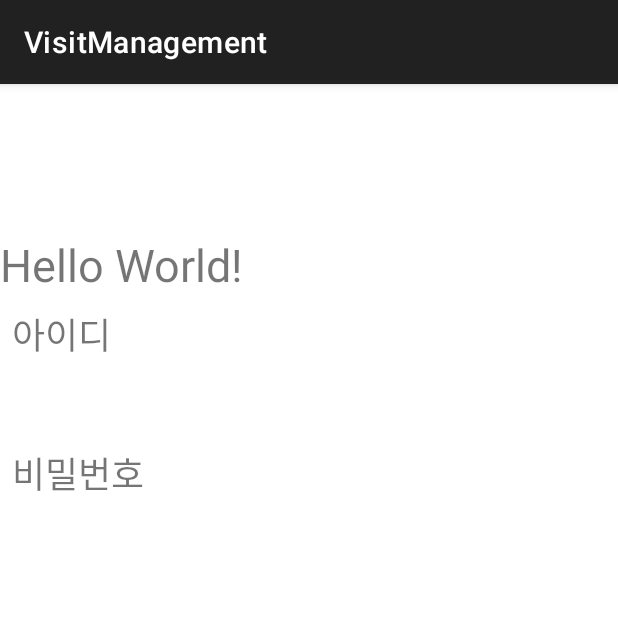
After one commit to yewon918/VisitorManagement, an Android app: the Mainpage screen opened directly, with no data from a screen before it, on a phone screen of 412 x 824 dp, the top half of it. The commit adds this screen. Run offline under Robolectric (Android 15) with nearby library versions, the light colour scheme and no system bars; network calls fail.

Commit message:
안드로이드 수정

```diff
--- /dev/null
+++ b/VisitManagement/app/src/main/java/com/example/visitmanagement/Mainpage.java
@@ -0,0 +1,30 @@
+package com.example.visitmanagement;
+
+import androidx.appcompat.app.AppCompatActivity;
+
+import android.content.Intent;
+import android.os.Bundle;
+import android.widget.TextView;
+
+public class Mainpage extends AppCompatActivity {
+
+    private TextView tv_id, tv_pass;
+
+    @Override
+    protected void onCreate(Bundle savedInstanceState) {
+        super.onCreate(savedInstanceState);
+        setContentView(R.layout.activity_mainpage);
+
+        tv_id = findViewById(R.id.tv_id);
+        tv_pass = findViewById(R.id.tv_pass);
+
+
+        Intent intent = getIntent();
+        String userID = intent.getStringExtra("userID");
+        String userPass = intent.getStringExtra("userPass");
+
+        tv_id.setText(userID);
+        tv_pass.setText(userPass);
+
+    }
+}
--- /dev/null
+++ b/VisitManagement/app/src/main/res/layout/activity_mainpage.xml
@@ -0,0 +1,73 @@
+<?xml version="1.0" encoding="utf-8"?>
+<LinearLayout xmlns:android="http://schemas.android.com/apk/res/android"
+    xmlns:tools="http://schemas.android.com/tools"
+    xmlns:app="http://schemas.android.com/apk/res-auto"
+    android:layout_width="match_parent"
+    android:layout_height="match_parent"
+
+    android:orientation="vertical"
+    android:background="#FFFFFF"
+    tools:context=".Mainpage">
+
+    <TextView
+        android:id="@+id/textView5"
+        android:layout_width="wrap_content"
+        android:layout_height="wrap_content"
+        android:layout_marginTop="100dp"
+        android:text="Hello World!"
+        android:textSize="30sp"
+ />
+
+    <TextView
+        android:id="@+id/textView"
+        android:layout_width="wrap_content"
+        android:layout_height="wrap_content"
+        android:layout_marginStart="8dp"
+        android:layout_marginLeft="8dp"
+        android:layout_marginTop="8dp"
+        android:layout_marginEnd="8dp"
+        android:layout_marginRight="8dp"
+        android:text="아이디"
+        android:textSize="24sp"
+       />
+
+    <TextView
+        android:id="@+id/tv_id"
+        android:layout_width="wrap_content"
+        android:layout_height="wrap_content"
+        android:layout_marginStart="8dp"
+        android:layout_marginLeft="8dp"
+        android:layout_marginTop="8dp"
+        android:layout_marginEnd="8dp"
+        android:layout_marginRight="8dp"
+        android:text="TextView"
+        android:textSize="30sp"
+    />
+
+    <TextView
+        android:id="@+id/textView3"
+        android:layout_width="wrap_content"
+        android:layout_height="wrap_content"
+        android:layout_marginStart="8dp"
+        android:layout_marginLeft="8dp"
+        android:layout_marginTop="8dp"
+        android:layout_marginEnd="8dp"
+        android:layout_marginRight="8dp"
+        android:text="비밀번호"
+        android:textSize="24sp"
+       />
+
+    <TextView
+        android:id="@+id/tv_pass"
+        android:layout_width="wrap_content"
+        android:layout_height="wrap_content"
+        android:layout_marginStart="8dp"
+        android:layout_marginLeft="8dp"
+        android:layout_marginTop="8dp"
+        android:layout_marginEnd="8dp"
+        android:layout_marginRight="8dp"
+        android:text="TextView"
+        android:textSize="30sp"
+   />
+
+</LinearLayout>
```
Also changed, not shown: VisitManagement/app/build.gradle (+6 -6 lines), VisitManagement/app/src/main/AndroidManifest.xml (+26 -17 lines), VisitManagement/app/src/main/java/com/example/visitmanagement/LoginActivity.java (added, +80 -0 lines), VisitManagement/app/src/main/java/com/example/visitmanagement/LoginRequest.java (+3 -7 lines), VisitManagement/app/src/main/java/com/example/visitmanagement/MainActivity.java (+8 -14 lines), VisitManagement/app/src/main/java/com/example/visitmanagement/RegisterActivity.java (added, +69 -0 lines), VisitManagement/app/src/main/java/com/example/visitmanagement/RegisterRequest.java (added, +31 -0 lines), VisitManagement/app/src/main/java/com/example/visitmanagement/login.java (deleted, +0 -73 lines), VisitManagement/app/src/main/java/com/example/visitmanagement/register.java (deleted, +0 -14 lines), VisitManagement/app/src/main/res/layout/activity_login.xml (+10 -9 lines), VisitManagement/app/src/main/res/layout/activity_register.xml (+26 -23 lines), VisitManagement/gradle.properties (+8 -13 lines), 2 other files.
